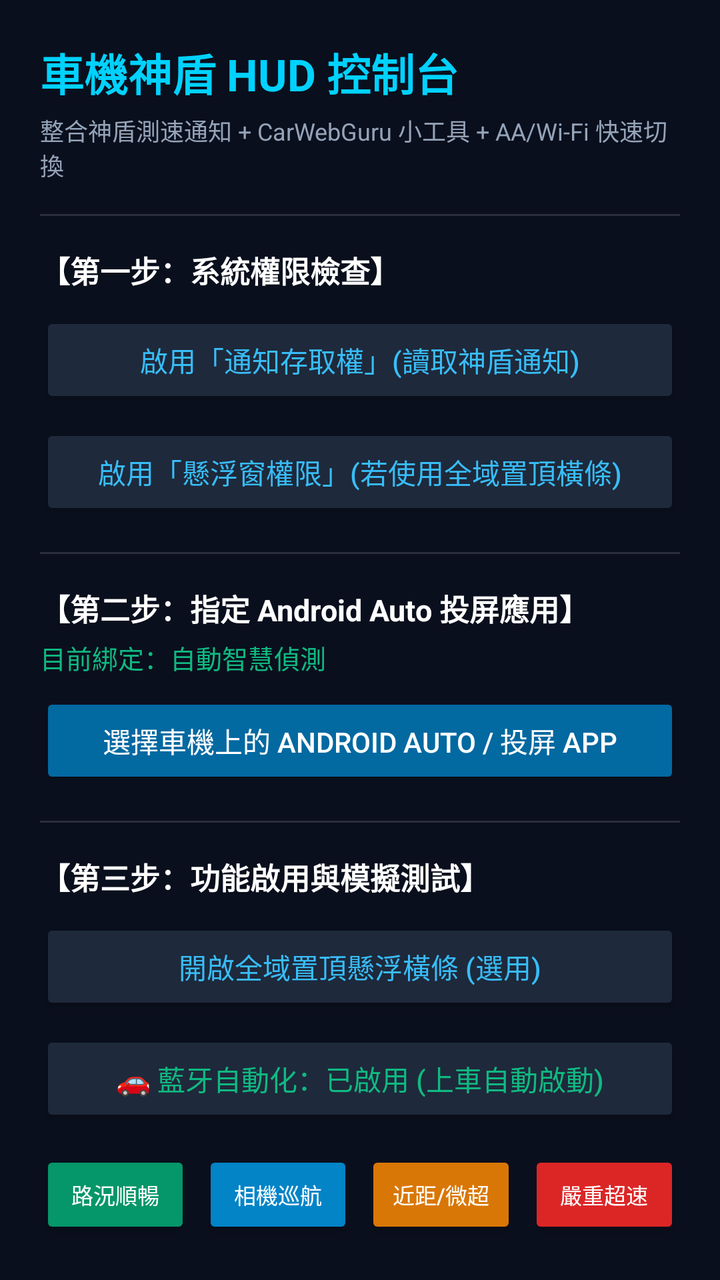
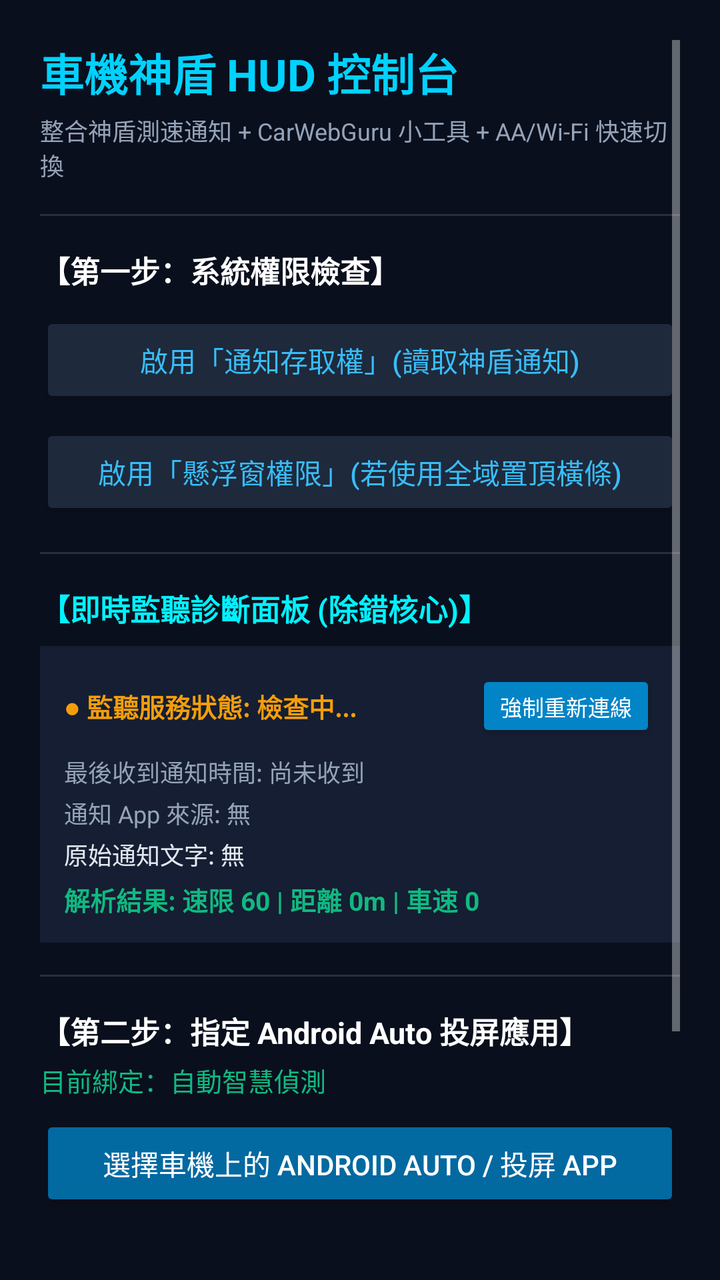

An Android layout rendered at two revisions. The XML below is the earlier revision; the diff shows what the commit changed to produce the second picture.
<!-- AndroidManifest.xml: application theme Theme.AppCompat.NoActionBar -->
<!-- res/layout/activity_main.xml -->
<?xml version="1.0" encoding="utf-8"?>
<ScrollView xmlns:android="http://schemas.android.com/apk/res/android"
    android:layout_width="match_parent"
    android:layout_height="match_parent"
    android:background="#0A0F1D"
    android:padding="20dp">

    <LinearLayout
        android:layout_width="match_parent"
        android:layout_height="wrap_content"
        android:orientation="vertical">

        <TextView
            android:layout_width="wrap_content"
            android:layout_height="wrap_content"
            android:text="車機神盾 HUD 控制台"
            android:textColor="#00D2FF"
            android:textSize="22sp"
            android:textStyle="bold" />

        <TextView
            android:layout_width="wrap_content"
            android:layout_height="wrap_content"
            android:layout_marginTop="4dp"
            android:text="整合神盾測速通知 + CarWebGuru 小工具 + AA/Wi-Fi 快速切換"
            android:textColor="#94A3B8"
            android:textSize="12sp" />

        <View
            android:layout_width="match_parent"
            android:layout_height="1dp"
            android:layout_marginTop="16dp"
            android:layout_marginBottom="16dp"
            android:background="#22FFFFFF" />

        
        <TextView
            android:layout_width="wrap_content"
            android:layout_height="wrap_content"
            android:text="【第一步：系統權限檢查】"
            android:textColor="#FFFFFF"
            android:textSize="15sp"
            android:textStyle="bold" />

        <Button
            android:id="@+id/btn_grant_notification"
            android:layout_width="match_parent"
            android:layout_height="48dp"
            android:layout_marginTop="10dp"
            android:backgroundTint="#1E293B"
            android:text="啟用「通知存取權」(讀取神盾通知)"
            android:textColor="#38BDF8" />

        <Button
            android:id="@+id/btn_grant_overlay"
            android:layout_width="match_parent"
            android:layout_height="48dp"
            android:layout_marginTop="8dp"
            android:backgroundTint="#1E293B"
            android:text="啟用「懸浮窗權限」(若使用全域置頂橫條)"
            android:textColor="#38BDF8" />

        <View
            android:layout_width="match_parent"
            android:layout_height="1dp"
            android:layout_marginTop="16dp"
            android:layout_marginBottom="16dp"
            android:background="#22FFFFFF" />

        
        <TextView
            android:layout_width="wrap_content"
            android:layout_height="wrap_content"
            android:text="【第二步：指定 Android Auto 投屏應用】"
            android:textColor="#FFFFFF"
            android:textSize="15sp"
            android:textStyle="bold" />

        <TextView
            android:id="@+id/tv_current_aa_pkg"
            android:layout_width="wrap_content"
            android:layout_height="wrap_content"
            android:layout_marginTop="4dp"
            android:text="目前綁定：自動智慧偵測"
            android:textColor="#10B981"
            android:textSize="13sp" />

        <Button
            android:id="@+id/btn_choose_aa_app"
            android:layout_width="match_parent"
            android:layout_height="48dp"
            android:layout_marginTop="8dp"
            android:backgroundTint="#0369A1"
            android:text="選擇車機上的 Android Auto / 投屏 App"
            android:textColor="#FFFFFF" />

        <View
            android:layout_width="match_parent"
            android:layout_height="1dp"
            android:layout_marginTop="16dp"
            android:layout_marginBottom="16dp"
            android:background="#22FFFFFF" />

        
        <TextView
            android:layout_width="wrap_content"
            android:layout_height="wrap_content"
            android:text="【第三步：功能啟用與模擬測試】"
            android:textColor="#FFFFFF"
            android:textSize="15sp"
            android:textStyle="bold" />

        <Button
            android:id="@+id/btn_toggle_overlay"
            android:layout_width="match_parent"
            android:layout_height="48dp"
            android:layout_marginTop="10dp"
            android:backgroundTint="#1E293B"
            android:text="開啟全域置頂懸浮橫條 (選用)"
            android:textColor="#38BDF8" />

        <Button
            android:id="@+id/btn_toggle_bt_auto"
            android:layout_width="match_parent"
            android:layout_height="48dp"
            android:layout_marginTop="8dp"
            android:backgroundTint="#1E293B"
            android:text="🚗 藍牙自動化：已啟用 (上車自動啟動)"
            android:textColor="#10B981" />

        <LinearLayout
            android:layout_width="match_parent"
            android:layout_height="wrap_content"
            android:layout_marginTop="12dp"
            android:orientation="horizontal">

            <Button
                android:id="@+id/btn_test_clear"
                android:layout_width="0dp"
                android:layout_height="44dp"
                android:layout_weight="1"
                android:backgroundTint="#059669"
                android:text="路況順暢"
                android:textSize="11sp" />

            <Button
                android:id="@+id/btn_test_normal"
                android:layout_width="0dp"
                android:layout_height="44dp"
                android:layout_marginStart="6dp"
                android:layout_weight="1"
                android:backgroundTint="#0284C7"
                android:text="相機巡航"
                android:textSize="11sp" />

            <Button
                android:id="@+id/btn_test_warn"
                android:layout_width="0dp"
                android:layout_height="44dp"
                android:layout_marginStart="6dp"
                android:layout_weight="1"
                android:backgroundTint="#D97706"
                android:text="近距/微超"
                android:textSize="11sp" />

            <Button
                android:id="@+id/btn_test_overspeed"
                android:layout_width="0dp"
                android:layout_height="44dp"
                android:layout_marginStart="6dp"
                android:layout_weight="1"
                android:backgroundTint="#DC2626"
                android:text="嚴重超速"
                android:textSize="11sp" />
        </LinearLayout>

    </LinearLayout>
</ScrollView>
<!-- resources referenced by this layout -->
<resources>

</resources>

<!-- the commit's change to res/layout/activity_main.xml (unified diff, before → after) -->
@@ -71,6 +71,93 @@
         <TextView
             android:layout_width="wrap_content"
             android:layout_height="wrap_content"
+            android:text="【即時監聽診斷面板 (除錯核心)】"
+            android:textColor="#00F2FE"
+            android:textSize="15sp"
+            android:textStyle="bold" />
+
+        <LinearLayout
+            android:layout_width="match_parent"
+            android:layout_height="wrap_content"
+            android:layout_marginTop="8dp"
+            android:background="#151E32"
+            android:orientation="vertical"
+            android:padding="12dp">
+
+            <LinearLayout
+                android:layout_width="match_parent"
+                android:layout_height="wrap_content"
+                android:gravity="center_vertical"
+                android:orientation="horizontal">
+
+                <TextView
+                    android:id="@+id/tv_listener_status"
+                    android:layout_width="0dp"
+                    android:layout_height="wrap_content"
+                    android:layout_weight="1"
+                    android:text="● 監聽服務狀態: 檢查中..."
+                    android:textColor="#F59E0B"
+                    android:textSize="13sp"
+                    android:textStyle="bold" />
+
+                <Button
+                    android:id="@+id/btn_rebind_listener"
+                    android:layout_width="wrap_content"
+                    android:layout_height="36dp"
+                    android:backgroundTint="#0284C7"
+                    android:text="強制重新連線"
+                    android:textSize="11sp" />
+            </LinearLayout>
+
+            <TextView
+                android:id="@+id/tv_diag_time"
+                android:layout_width="wrap_content"
+                android:layout_height="wrap_content"
+                android:layout_marginTop="6dp"
+                android:text="最後收到通知時間: 尚未收到"
+                android:textColor="#94A3B8"
+                android:textSize="12sp" />
+
+            <TextView
+                android:id="@+id/tv_diag_pkg"
+                android:layout_width="wrap_content"
+                android:layout_height="wrap_content"
+                android:layout_marginTop="3dp"
+                android:text="通知 App 來源: 無"
+                android:textColor="#94A3B8"
+                android:textSize="12sp" />
+
+            <TextView
+                android:id="@+id/tv_diag_raw"
+                android:layout_width="wrap_content"
+                android:layout_height="wrap_content"
+                android:layout_marginTop="3dp"
+                android:text="原始通知文字: 無"
+                android:textColor="#E2E8F0"
+                android:textSize="12sp" />
+
+            <TextView
+                android:id="@+id/tv_diag_parsed"
+                android:layout_width="wrap_content"
+                android:layout_height="wrap_content"
+                android:layout_marginTop="4dp"
+                android:text="解析結果: 速限 60 | 距離 0m | 車速 0"
+                android:textColor="#10B981"
+                android:textSize="13sp"
+                android:textStyle="bold" />
+        </LinearLayout>
+
+        <View
+            android:layout_width="match_parent"
+            android:layout_height="1dp"
+            android:layout_marginTop="16dp"
+            android:layout_marginBottom="16dp"
+            android:background="#22FFFFFF" />
+
+        
+        <TextView
+            android:layout_width="wrap_content"
+            android:layout_height="wrap_content"
             android:text="【第二步：指定 Android Auto 投屏應用】"
             android:textColor="#FFFFFF"
             android:textSize="15sp"
@@ -119,59 +206,30 @@
             android:text="開啟全域置頂懸浮橫條 (選用)"
             android:textColor="#38BDF8" />
 
-        <Button
-            android:id="@+id/btn_toggle_bt_auto"
-            android:layout_width="match_parent"
-            android:layout_height="48dp"
-            android:layout_marginTop="8dp"
-            android:backgroundTint="#1E293B"
-            android:text="🚗 藍牙自動化：已啟用 (上車自動啟動)"
-            android:textColor="#10B981" />
-
         <LinearLayout
             android:layout_width="match_parent"
             android:layout_height="wrap_content"
             android:layout_marginTop="12dp"
             android:orientation="horizontal">
-
-            <Button
-                android:id="@+id/btn_test_clear"
-                android:layout_width="0dp"
-                android:layout_height="44dp"
-                android:layout_weight="1"
-                android:backgroundTint="#059669"
-                android:text="路況順暢"
-                android:textSize="11sp" />
 
             <Button
                 android:id="@+id/btn_test_normal"
                 android:layout_width="0dp"
                 android:layout_height="44dp"
-                android:layout_marginStart="6dp"
                 android:layout_weight="1"
-                android:backgroundTint="#0284C7"
-                android:text="相機巡航"
-                android:textSize="11sp" />
-
-            <Button
-                android:id="@+id/btn_test_warn"
-                android:layout_width="0dp"
-                android:layout_height="44dp"
-                android:layout_marginStart="6dp"
-                android:layout_weight="1"
-                android:backgroundTint="#D97706"
-                android:text="近距/微超"
-                android:textSize="11sp" />
+                android:backgroundTint="#0F766E"
+                android:text="模擬正常行駛"
+                android:textSize="12sp" />
 
             <Button
                 android:id="@+id/btn_test_overspeed"
                 android:layout_width="0dp"
                 android:layout_height="44dp"
-                android:layout_marginStart="6dp"
+                android:layout_marginStart="8dp"
                 android:layout_weight="1"
-                android:backgroundTint="#DC2626"
-                android:text="嚴重超速"
-                android:textSize="11sp" />
+                android:backgroundTint="#BE123C"
+                android:text="模擬超速警示"
+                android:textSize="12sp" />
         </LinearLayout>
 
     </LinearLayout>
